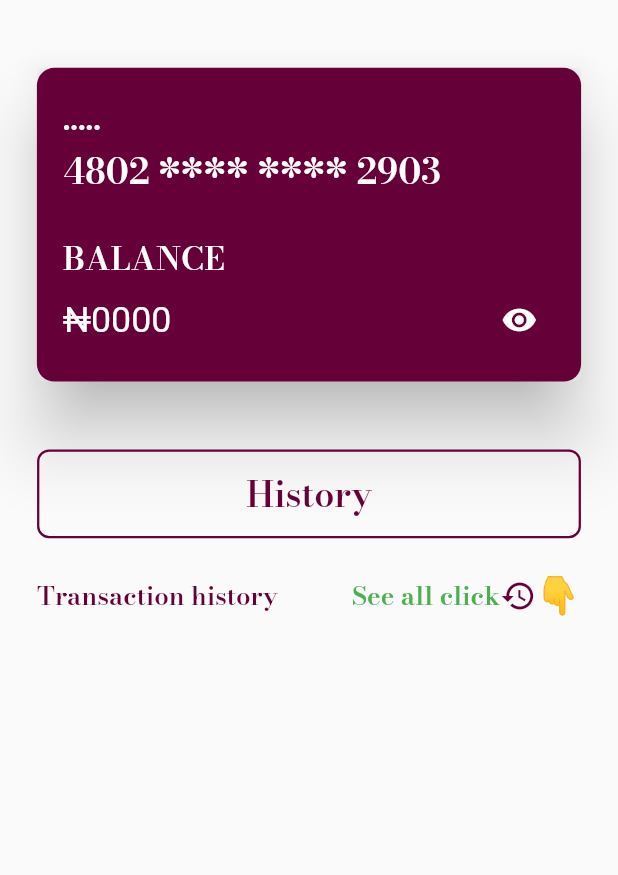
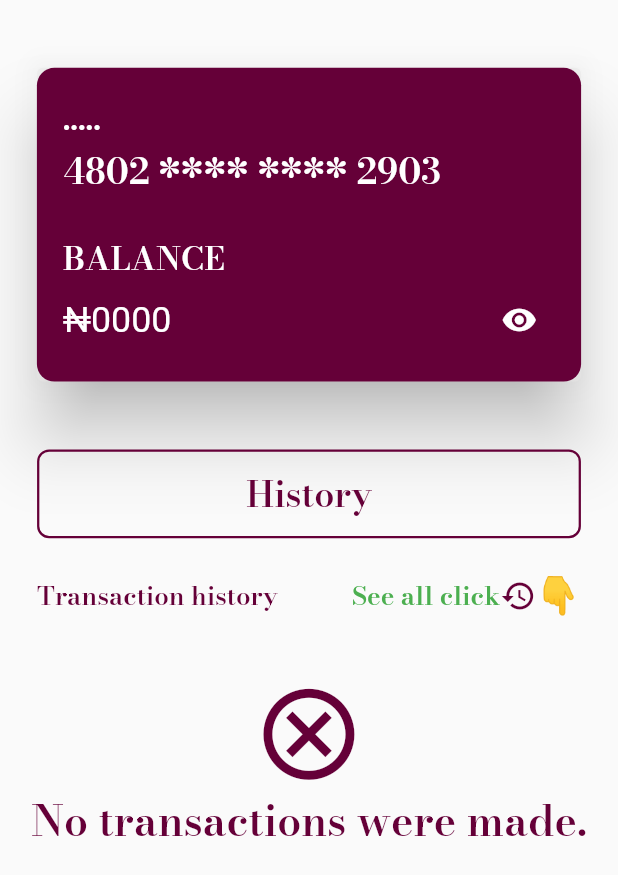
Before and after one commit to Isaiahcodes-3321/I_Bank, a Flutter app: the HomeTab screen opened directly, on a phone screen of 412 x 824 dp. Shown: the top 875 px of the screen. Run offline on Flutter 3.47's test engine with Material 2 defaults, Android fonts, the phone set to English and light mode, and no system bars; our stand-ins replace connectivity_plus, curved_navigation_bar, date_format, flutter_spinkit, hive, hive_flutter and 2 more; missing offline and left inert: clickable_list_wheel_view, flutter_dialogs, telephony; accounts and stored records are empty.

```diff
--- a/bank_app/lib/Screen/InbuiltScreens/Home/home.dart
+++ b/bank_app/lib/Screen/InbuiltScreens/Home/home.dart
@@ -14,7 +14,7 @@ class HomeTab extends StatefulWidget {
 class _HomeTabState extends State<HomeTab> {
   bool hideMoney = false;
 
-  List<Color> _colors = [backgroundColor, Color.fromRGBO(134, 13, 100, 1)];
+  List<Color> _colors = [backgroundColor, Color.fromRGBO(175, 20, 131, 1)];
   int _currentColorIndex = 0;
 
   @override
@@ -26,9 +26,9 @@ class _HomeTabState extends State<HomeTab> {
 // animation to the Card background
   void _startAnimation() {
     Future.delayed(Duration(seconds: 4), () {
-      // setState(() {
+      setState(() {
         _currentColorIndex = (_currentColorIndex + 1) % _colors.length;
-      // });
+      });
       _startAnimation();
     });
   }
@@ -68,7 +68,8 @@ class _HomeTabState extends State<HomeTab> {
                   child: AnimatedContainer(
                     decoration: BoxDecoration(
                       color: _colors[_currentColorIndex],
-                          borderRadius: BorderRadius.circular(14.sp)),
+                      borderRadius: BorderRadius.circular(14.sp),
+                    ),
                     duration: Duration(seconds: 1),
                     alignment: Alignment.center,
                     child: AnimatedOpacity(
@@ -120,11 +121,12 @@ class _HomeTabState extends State<HomeTab> {
                                       MainAxisAlignment.spaceBetween,
                                   children: [
                                     hideMoney
-                                          ? Text('****',
-                                              style: textStyleHomePage)
+                                        ? Text('****', style: textStyleHomePage)
                                         : userFund != null
-                                              ? Text("\u20A6${userFund.funds}",
-                                                  style: textStyleHomePage)
+                                            ? Text(
+                                                "\u20A6${userFund.funds}",
+                                                style: textStyleHomePage,
+                                              )
                                             : Text(
                                                 "\u20A60000",
                                                 style: TextStyle(
@@ -157,7 +159,8 @@ class _HomeTabState extends State<HomeTab> {
                       ),
                     ),
                   ),
-                  )),
+                ),
+              ),
               SizedBox(
                 height: 5.h,
               ),
--- a/bank_app/lib/Screen/InbuiltScreens/Home/homeTransactionHistory.dart
+++ b/bank_app/lib/Screen/InbuiltScreens/Home/homeTransactionHistory.dart
@@ -1,3 +1,4 @@
+import 'package:clickable_list_wheel_view/clickable_list_wheel_widget.dart';
 import 'package:flutter/material.dart';
 import 'package:hive_flutter/adapters.dart';
 import 'package:responsive_sizer/responsive_sizer.dart';
@@ -6,32 +7,60 @@ import '../../../Constant/Themes.dart';
 import '../../../Storage/person.dart';
 
 class HomeTransactionHistory extends StatelessWidget {
-  const HomeTransactionHistory({super.key});
+  HomeTransactionHistory({Key? key}) : super(key: key);
+
+  final _scrollController = FixedExtentScrollController();
+
+  static double _itemHeight = 13.h;
 
   @override
   Widget build(BuildContext context) {
     final reCeiverstorage = Hive.box<ReceiverStorage>('receiverBox');
+    bool checkForData = reCeiverstorage.isNotEmpty; // Check if there's any data
+
+    void addItem(ReceiverStorage newItem) {
+      if (reCeiverstorage.length >= 4) {
+        reCeiverstorage.deleteAt(
+            0); // Remove the oldest item to maintain the length of 4 items
+      }
+      reCeiverstorage.add(newItem); // Add the new item
+    }
 
     return Expanded(
-      child: SingleChildScrollView(
         child: Column(
       children: [
-            ListView.builder(
-              shrinkWrap: true,
-              physics: NeverScrollableScrollPhysics(),
-              reverse: true,
-              // checking for the length that should be displayed
+        if (checkForData)
+          Expanded(
+            child: ClickableListWheelScrollView(
+              scrollController: _scrollController,
+              itemHeight: _itemHeight,
               itemCount: reCeiverstorage.length >= 4 ? 4 : reCeiverstorage.length,
-              itemBuilder: (context, index) {
-                final receiverIndex = reCeiverstorage.length >= 4 ? reCeiverstorage.length - 4 + index : index;
-              //  get the index values
-                final receiver = reCeiverstorage.getAt(receiverIndex) as ReceiverStorage;
+              onItemTapCallback: (index) {
+                print("onItemTapCallback index: $index");
+                // Add your onTap logic here
+              },
+              child: ListWheelScrollView.useDelegate(
+                controller: _scrollController,
+                itemExtent: _itemHeight,
+                physics: FixedExtentScrollPhysics(),
+                overAndUnderCenterOpacity: 0.4,
+                perspective: 0.010,
+                onSelectedItemChanged: (index) {
+                  print("onSelectedItemChanged index: $index");
+                  // Add your onSelectedItemChanged logic here
+                },
+                childDelegate: ListWheelChildBuilderDelegate(
+                  builder: (context, index) {
+                    final reversedIndex = reCeiverstorage.length - index - 1;
+                    final receiver =
+                        reCeiverstorage.getAt(reversedIndex) as ReceiverStorage;
+
                     return Padding(
                       padding: EdgeInsets.only(bottom: 2.h),
                       child: Container(
                         decoration: BoxDecoration(
-                      borderRadius: BorderRadius.all(Radius.circular(20.sp)),
-                      border: Border.all(width: 3.sp, color: backgroundColor),
+                          borderRadius: BorderRadius.all(Radius.circular(15.sp)),
+                          border: Border.all(width: 5.sp, color: backgroundColor),
                         ),
                         child: ListTile(
                           leading: Icon(Icons.person, size: 25.sp),
@@ -59,10 +88,29 @@ class HomeTransactionHistory extends StatelessWidget {
                       ),
                     );
                   },
-            ),
-          ],
+                  childCount:
+                      reCeiverstorage.length >= 4 ? 4 : reCeiverstorage.length,
                 ),
               ),
-    );
+            ),
+          )
+        else
+          Padding(
+            padding: EdgeInsets.only(bottom: 5.h, top: 2.h),
+            child: Center(
+                child: Column(
+              children: [
+                Icon(Icons.cancel_outlined,
+                    color: backgroundColor, size: 35.sp),
+                FittedBox(
+                  child: Text("No transactions were made.",
+                      style: textStyle.copyWith(
+                          fontSize: 25.sp, color: backgroundColor)),
+                )
+              ],
+            )),
+          ), // Display this if there's no data
+      ],
+    ));
   }
 }
--- a/bank_app/lib/Screen/dashBoard.dart
+++ b/bank_app/lib/Screen/dashBoard.dart
@@ -5,7 +5,7 @@ import 'package:responsive_sizer/responsive_sizer.dart';
 import 'package:curved_navigation_bar/curved_navigation_bar.dart';
 import '../Constant/Themes.dart';
 import '../Storage/person.dart';
-import 'InbuiltScreens/history.dart';
+import 'InbuiltScreens/History/history.dart';
 import 'InbuiltScreens/Home/home.dart';
 import 'InbuiltScreens/settings.dart';
 import 'InbuiltScreens/transfer.dart';
--- a/bank_app/pubspec.yaml
+++ b/bank_app/pubspec.yaml
@@ -29,6 +29,7 @@ dependencies:
   pagination_view: ^2.0.0
   telephony: ^0.2.0
   connectivity_plus: ^4.0.2
+  clickable_list_wheel_view: ^0.2.0
 
 
 
```
Also changed, not shown: bank_app/lib/Screen/InbuiltScreens/History/animationListView.dart (added, +87 -0 lines), bank_app/lib/Screen/InbuiltScreens/History/history.dart (added, +56 -0 lines), bank_app/lib/Screen/InbuiltScreens/History/normalListView.dart (renamed from bank_app/lib/Screen/InbuiltScreens/history.dart, +8 -23 lines), bank_app/lib/Screen/InbuiltScreens/transfer.dart (+29 -20 lines), bank_app/pubspec.lock, 1 other file. Lines whose indentation alone changed are shown as unchanged.
